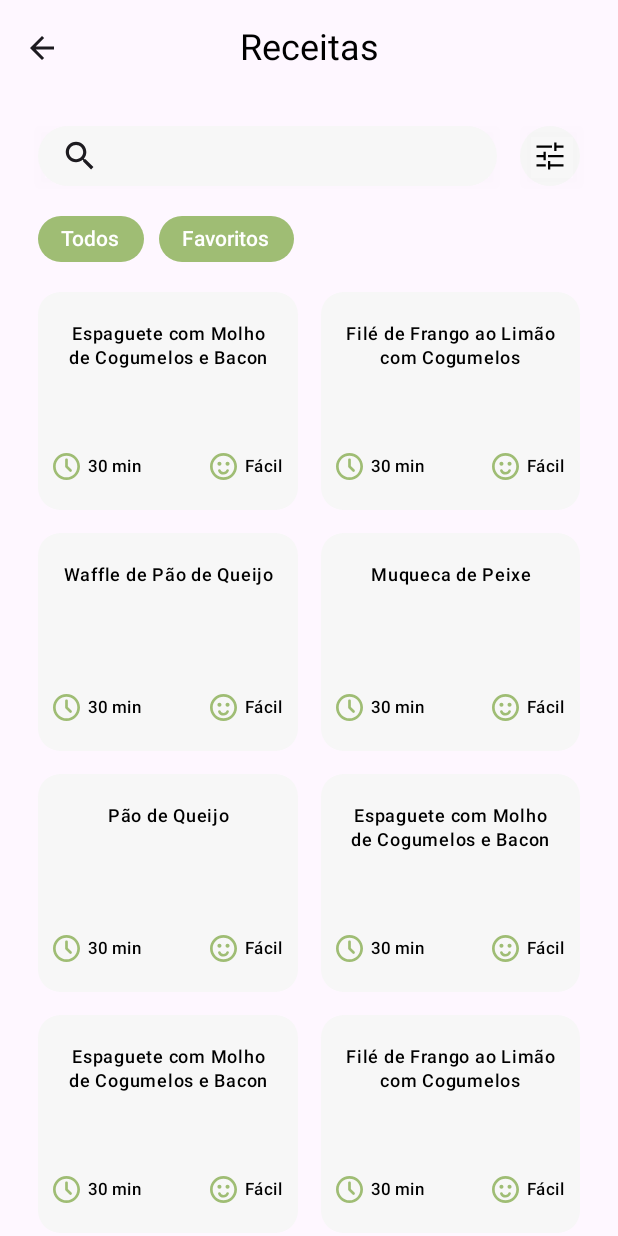
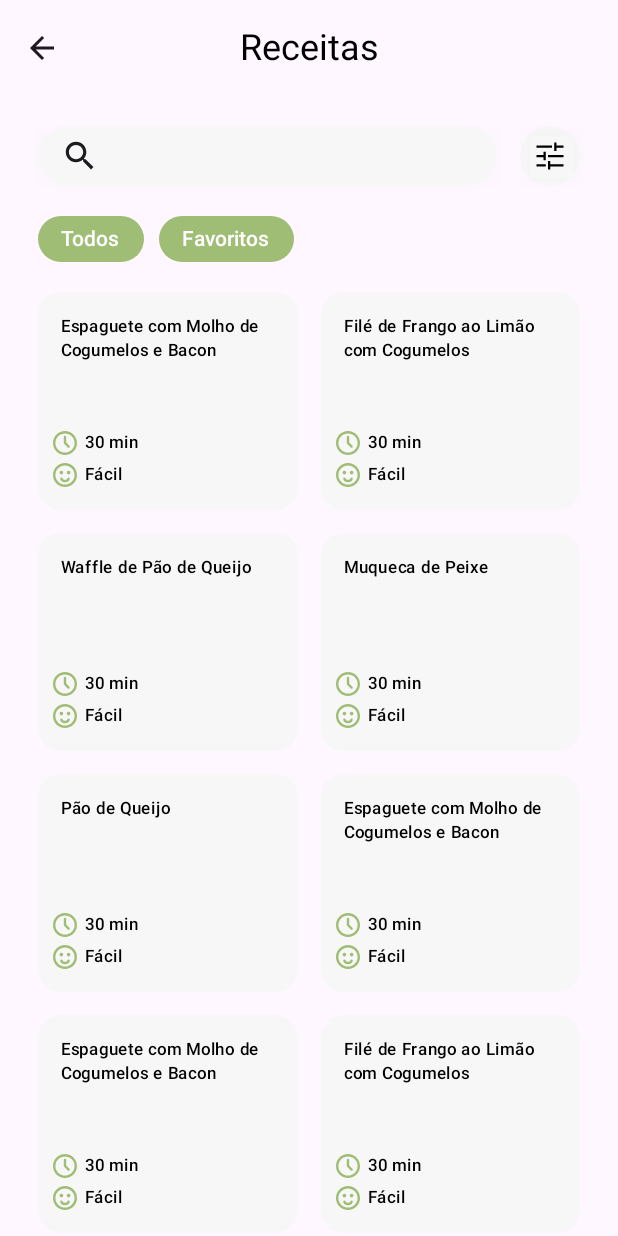
Before and after one commit to yanfalcao/ReceptIa, an Android app built with Jetpack Compose: the @Preview function HistoricScreenPreview, on a phone screen of 412 x 824 dp. Run offline under Robolectric (Android 15) with nearby library versions, the phone set to English and light mode, and no system bars; libraries missing offline, so code that uses them is left out: io.realm.kotlin.

```diff
--- a/app/src/main/java/com/example/receptia/feature/historic/widget/GridList.kt
+++ b/app/src/main/java/com/example/receptia/feature/historic/widget/GridList.kt
@@ -54,30 +54,27 @@ private fun GridTile(recipe: Recipe) {
             )
             .fillMaxWidth()
             .height(145.dp)
-            .padding(horizontal = 10.dp, vertical = 20.dp),
-        horizontalAlignment = Alignment.CenterHorizontally,
+            .padding(horizontal = 10.dp, vertical = 15.dp),
+        horizontalAlignment = Alignment.Start,
         verticalArrangement = Arrangement.SpaceBetween,
     ) {
         Text(
             modifier = Modifier.padding(horizontal = 5.dp),
             text = recipe.name,
-            style = MaterialTheme.typography.labelMedium,
+            style = MaterialTheme.typography.labelSmall,
             color = Color.Black,
             maxLines = 3,
             overflow = TextOverflow.Ellipsis,
-            textAlign = TextAlign.Center,
+            textAlign = TextAlign.Start,
         )
 
         Spacer(modifier = Modifier.weight(1.0f))
 
-        Row(
-            verticalAlignment = Alignment.CenterVertically,
-            horizontalArrangement = Arrangement.Center,
-        ) {
+        Row(verticalAlignment = Alignment.CenterVertically) {
             Image(
                 painter = painterResource(id = R.drawable.ic_clock),
                 contentDescription = null,
-                modifier = Modifier.size(18.dp),
+                modifier = Modifier.size(16.dp),
             )
 
             Text(
@@ -86,13 +83,15 @@ private fun GridTile(recipe: Recipe) {
                 style = MaterialTheme.typography.labelSmall,
                 modifier = Modifier.padding(start = 5.dp),
             )
+        }
 
-            Spacer(modifier = Modifier.weight(1.0f))
+        Spacer(modifier = Modifier.height(5.dp))
 
+        Row(verticalAlignment = Alignment.CenterVertically) {
             Image(
                 painter = painterResource(id = easeIcon),
                 contentDescription = null,
-                modifier = Modifier.size(18.dp),
+                modifier = Modifier.size(16.dp),
             )
 
             Text(
```
Also changed, not shown: app/src/main/java/com/example/receptia/feature/historic/HistoricViewModel.kt (+2 -16 lines).
